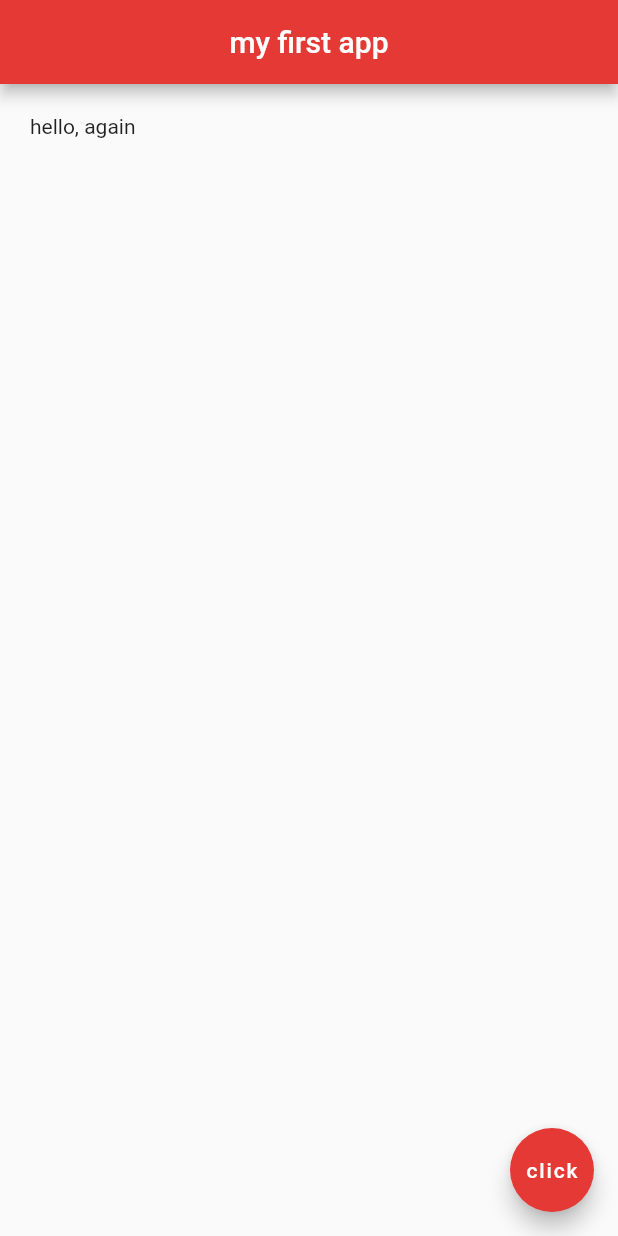
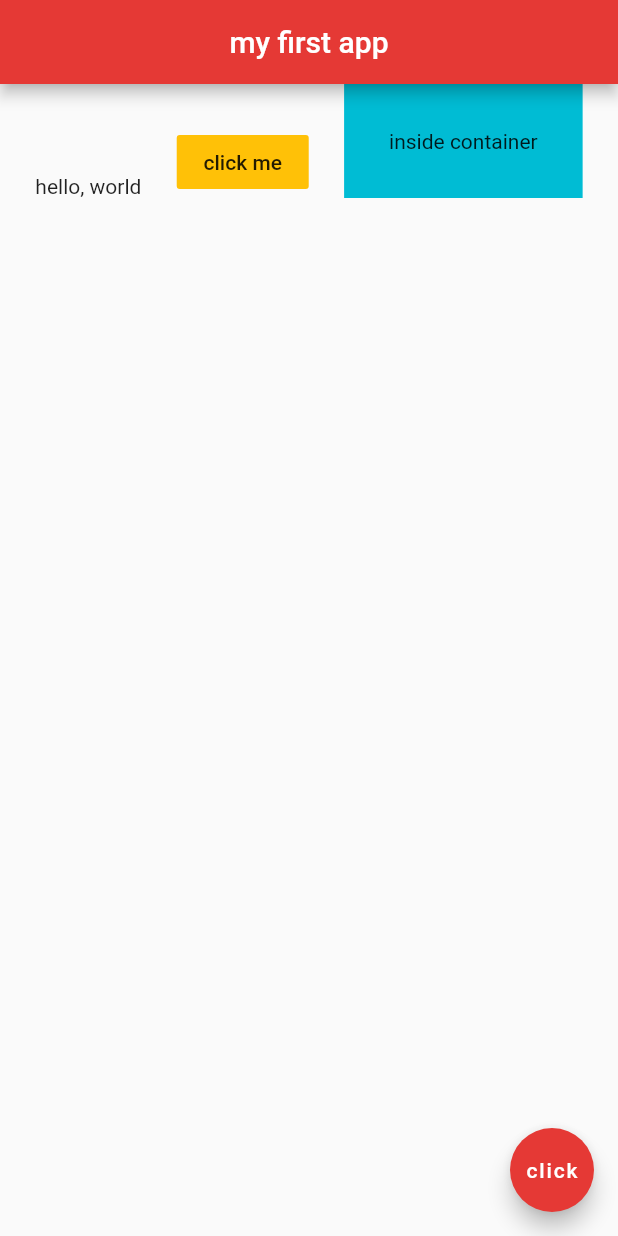
Before and after one commit to iamshaunjp/flutter-beginners-tutorial, a Flutter app: the screen it shows after launch, on a phone screen of 412 x 824 dp. Run offline on Flutter 3.47's test engine with Material 2 defaults, Android fonts, the phone set to English and light mode, and no system bars.

Commit message:
lesson-11

```diff
--- a/myapp/lib/main.dart
+++ b/myapp/lib/main.dart
@@ -13,9 +13,22 @@
           centerTitle: true,
           backgroundColor: Colors.red[600]
       ),
-      body: Padding(
-        padding: EdgeInsets.all(20.0),
-        child: Text('hello, again')
+      body: Row(
+        mainAxisAlignment: MainAxisAlignment.spaceEvenly,
+        crossAxisAlignment: CrossAxisAlignment.end,
+        children: <Widget>[
+          Text('hello, world'),
+          FlatButton(
+            onPressed: () {},
+            color: Colors.amber,
+            child: Text('click me'),
+          ),
+          Container(
+            color: Colors.cyan,
+            padding: EdgeInsets.all(30.0),
+            child: Text('inside container')
+          ),
+        ],
       ),
       floatingActionButton: FloatingActionButton(
         backgroundColor: Colors.red[600],
@@ -24,12 +37,3 @@
     );
   }
 }
-
-// snippets for padding & margin
-
-//  Container(
-//    margin: EdgeInsets.all(40.0),
-//    padding: EdgeInsets.all(30.0),
-//    color: Colors.grey[400],
-//    child: Text('hey, ninjas!'),
-//  ),
```
